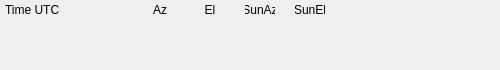
Old version of the form orbisat/orbisat_gui/ui/session_info_widget.ui in the repository nstitov/orbisat.
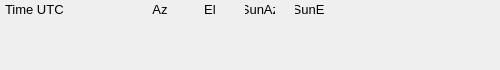
New version of the form.

```diff
--- a/orbisat/orbisat_gui/ui/session_info_widget.ui
+++ b/orbisat/orbisat_gui/ui/session_info_widget.ui
@@ -83,6 +83,11 @@
         <height>15</height>
        </size>
       </property>
+      <property name="font">
+       <font>
+        <pointsize>10</pointsize>
+       </font>
+      </property>
       <property name="text">
        <string>Time UTC</string>
       </property>
@@ -124,6 +129,11 @@
         <height>15</height>
        </size>
       </property>
+      <property name="font">
+       <font>
+        <pointsize>10</pointsize>
+       </font>
+      </property>
       <property name="text">
        <string>Az</string>
       </property>
@@ -168,6 +178,11 @@
         <height>15</height>
        </size>
       </property>
+      <property name="font">
+       <font>
+        <pointsize>10</pointsize>
+       </font>
+      </property>
       <property name="text">
        <string>El</string>
       </property>
@@ -212,6 +227,11 @@
         <height>15</height>
        </size>
       </property>
+      <property name="font">
+       <font>
+        <pointsize>10</pointsize>
+       </font>
+      </property>
       <property name="text">
        <string>SunAz</string>
       </property>
@@ -256,6 +276,11 @@
         <height>15</height>
        </size>
       </property>
+      <property name="font">
+       <font>
+        <pointsize>10</pointsize>
+       </font>
+      </property>
       <property name="text">
        <string>SunEl</string>
       </property>
```
